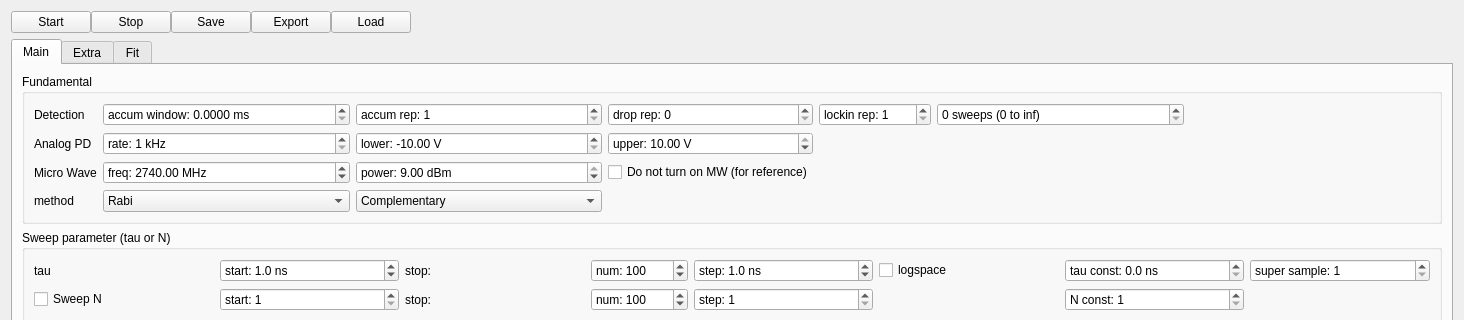
Qt form mahos/gui/ui/spodmr.ui (ToyotaCRDL/mahos) before a commit; both pictures show x 0 to 1464 and y 0 to 320 of the 1464 by 755 pixel window.
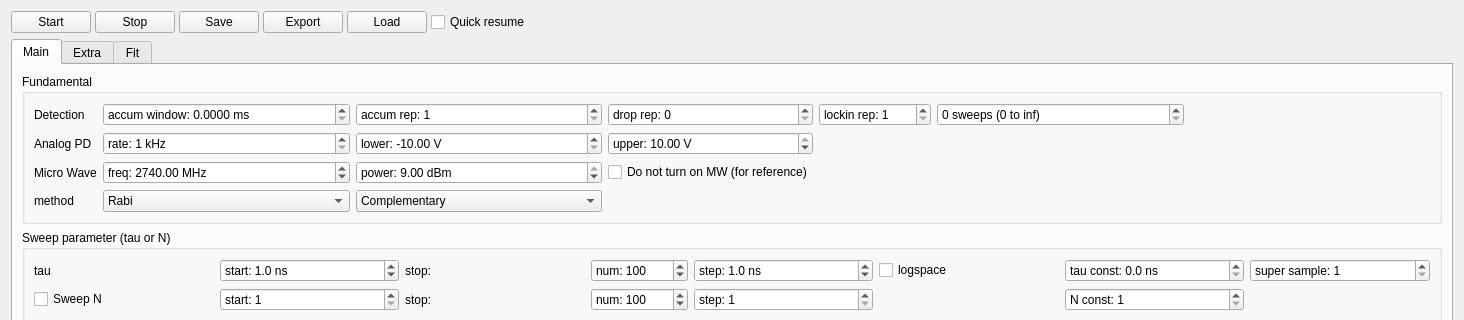
The same form after that commit. Custom widgets are drawn as their Qt base class.

Commit message:
podmr,spodmr: add new conf/param quick_resume
- It controls whether inst configuration is skipped on resume.
- If param is ungiven (e.g., resumed from tracker interrupt),
  conf['quick_resume'] is used, which is True by default.
- For PODMR, the resume mechanism is changed. The histogram and
  TDCStatus (before starting resume) is stored at PODMR Worker
  (Pulser) on resume and tdc.resume() is unused now.
  This is because switch of quick_resume (from False to True)
  in course of sequential resumed measurements can be destructive
  if we assume that the latest histogram data is stored at TDC.

Patch:
```diff
--- a/mahos/gui/ui/spodmr.ui
+++ b/mahos/gui/ui/spodmr.ui
@@ -19,7 +19,7 @@
      <item>
       <layout class="QHBoxLayout" name="horizontalLayout">
        <property name="spacing">
-        <number>0</number>
+        <number>4</number>
        </property>
        <item>
         <widget class="QPushButton" name="startButton">
@@ -56,6 +56,13 @@
          </property>
         </widget>
        </item>
+       <item>
+        <widget class="QCheckBox" name="quickresumeBox">
+         <property name="text">
+          <string>Quick resume</string>
+         </property>
+        </widget>
+       </item>
        <item>
         <spacer name="horizontalSpacer">
          <property name="orientation">
```
Left out of the diff: 1 changed line with no effect on the pictures. The commit also changes 13 other files.
